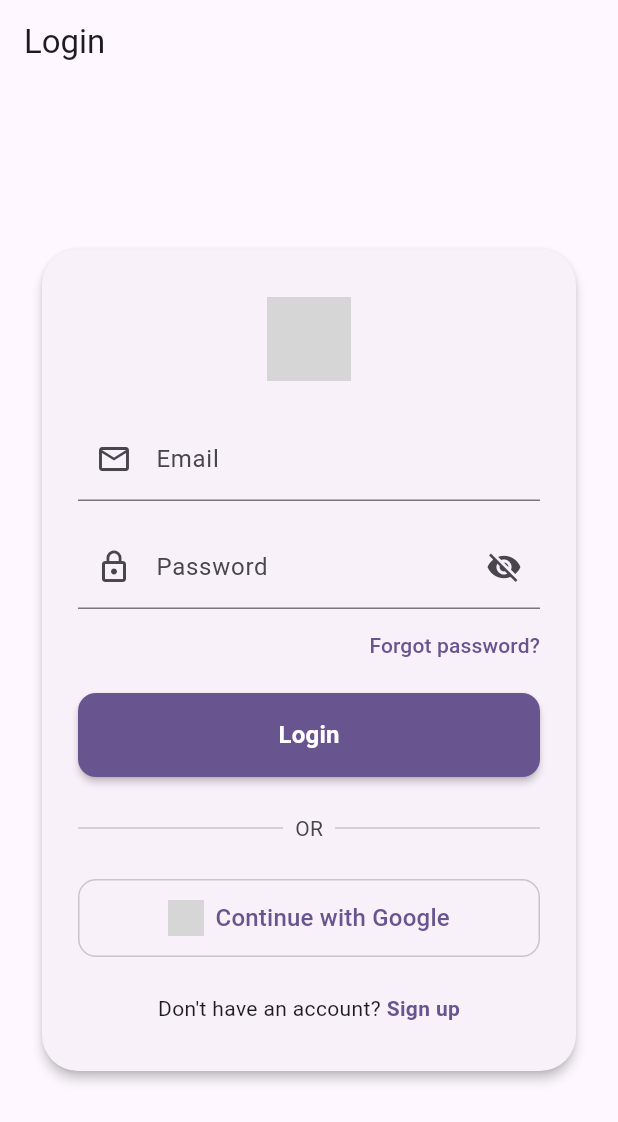
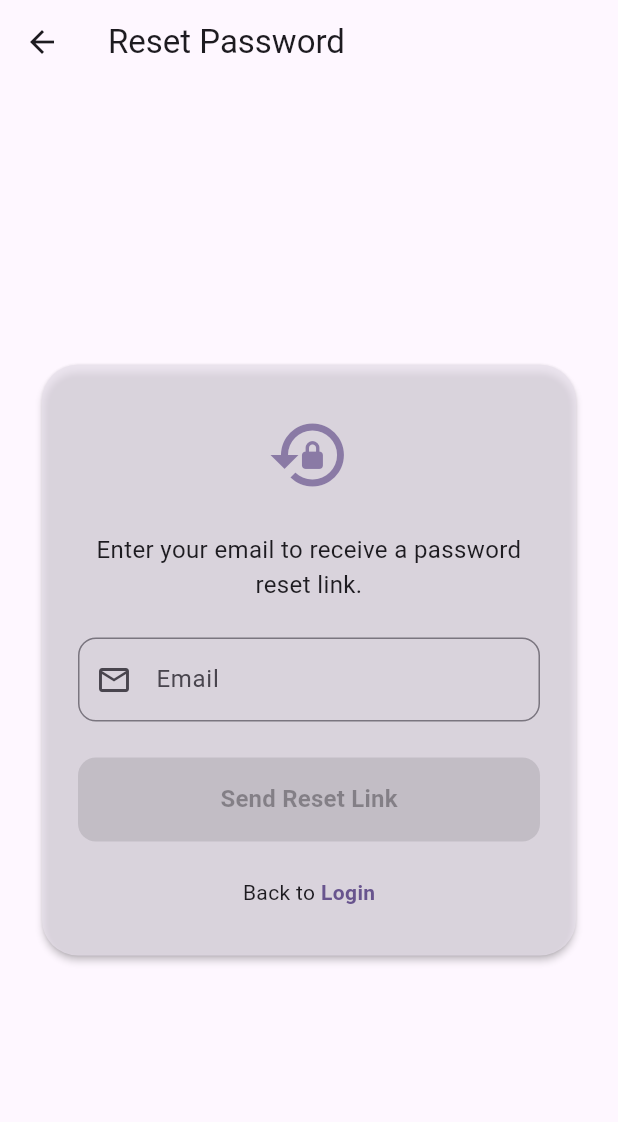
Before and after one commit to Leul4ever/selambuy, a Flutter app: the screen it shows after launch, after a tap on "Forgot password?", on a phone screen of 412 x 824 dp. Shown: the top 1122 px of the screen. Run offline on Flutter 3.47's test engine with Material 3 defaults, Android fonts, the phone set to English and light mode, and no system bars; our stand-ins replace equatable, flutter_bloc; grey boxes are pictures that could not be loaded.

Commit message:
forget pass implementation

```diff
--- /dev/null
+++ b/lib/features/auth/application/forgot_password_bloc.dart
@@ -0,0 +1,84 @@
+import 'package:flutter_bloc/flutter_bloc.dart';
+import 'package:equatable/equatable.dart';
+import '../data/datasources/supabase_auth_datasource.dart';
+
+// Events
+abstract class ForgotPasswordEvent extends Equatable {
+  const ForgotPasswordEvent();
+  @override
+  List<Object?> get props => [];
+}
+
+class EmailChanged extends ForgotPasswordEvent {
+  final String email;
+  const EmailChanged(this.email);
+  @override
+  List<Object?> get props => [email];
+}
+
+class ForgotPasswordSubmitted extends ForgotPasswordEvent {}
+
+// States
+abstract class ForgotPasswordState extends Equatable {
+  const ForgotPasswordState();
+  @override
+  List<Object?> get props => [];
+}
+
+class ForgotPasswordInitial extends ForgotPasswordState {
+  final String email;
+  final String? errorText;
+  const ForgotPasswordInitial({this.email = '', this.errorText});
+  @override
+  List<Object?> get props => [email, errorText];
+}
+
+class ForgotPasswordLoading extends ForgotPasswordState {}
+
+class ForgotPasswordSuccess extends ForgotPasswordState {}
+
+class ForgotPasswordFailure extends ForgotPasswordState {
+  final String message;
+  const ForgotPasswordFailure(this.message);
+  @override
+  List<Object?> get props => [message];
+}
+
+// Bloc
+class ForgotPasswordBloc
+    extends Bloc<ForgotPasswordEvent, ForgotPasswordState> {
+  final SupabaseAuthDatasource datasource;
+  ForgotPasswordBloc({required this.datasource})
+      : super(const ForgotPasswordInitial()) {
+    on<EmailChanged>((event, emit) {
+      final email = event.email;
+      String? error;
+      if (email.isEmpty) {
+        error = 'Email required';
+      } else if (!email.contains('@')) {
+        error = 'Enter a valid email';
+      }
+      emit(ForgotPasswordInitial(email: email, errorText: error));
+    });
+    on<ForgotPasswordSubmitted>((event, emit) async {
+      final currentState = state;
+      String email = '';
+      if (currentState is ForgotPasswordInitial) {
+        email = currentState.email;
+        if (email.isEmpty || !email.contains('@')) {
+          emit(ForgotPasswordInitial(
+              email: email, errorText: 'Enter a valid email'));
+          return;
+        }
+      }
+      emit(ForgotPasswordLoading());
+      try {
+        await datasource.resetPasswordForEmail(email);
+        emit(ForgotPasswordSuccess());
+      } catch (e) {
+        emit(ForgotPasswordFailure(e.toString()));
+        emit(ForgotPasswordInitial(email: email, errorText: null));
+      }
+    });
+  }
+}
--- a/lib/features/auth/data/datasources/supabase_auth_datasource.dart
+++ b/lib/features/auth/data/datasources/supabase_auth_datasource.dart
@@ -10,4 +10,10 @@ class SupabaseAuthDatasource {
     // TODO: Implement actual Supabase signup
     return UserEntity(); // Stub
   }
+
+  Future<void> resetPasswordForEmail(String email) async {
+    // TODO: Implement actual Supabase reset password
+    await Future.delayed(Duration(seconds: 1)); // Simulate network
+    if (!email.contains('@')) throw Exception('Invalid email');
+  }
 }
--- a/lib/features/auth/presentation/blocs/auth_bloc.dart
+++ b/lib/features/auth/presentation/blocs/auth_bloc.dart
@@ -1,4 +1,6 @@
 // Stub for AuthBloc
 class AuthBloc {
-  // TODO: Implement authentication bloc
+  // This part is empty because the AuthBloc has not been implemented yet.
+  // You need to define the events, states, and logic for authentication here,
+  // similar to how SignupBloc is implemented in signup_bloc.dart.
 }
--- a/lib/features/auth/presentation/pages/forgot_password_page.dart
+++ b/lib/features/auth/presentation/pages/forgot_password_page.dart
@@ -1,13 +1,20 @@
 import 'package:flutter/material.dart';
+import 'package:flutter_bloc/flutter_bloc.dart';
+import '../../data/datasources/supabase_auth_datasource.dart';
+import '../../application/forgot_password_bloc.dart';
+import '../widgets/forgot_password_form.dart';
 
-// Stub for ForgotPasswordPage
 class ForgotPasswordPage extends StatelessWidget {
   const ForgotPasswordPage({Key? key}) : super(key: key);
 
   @override
   Widget build(BuildContext context) {
     return Scaffold(
-      body: Center(child: Text('Forgot Password Page')),
+      appBar: AppBar(title: const Text('Reset Password')),
+      body: BlocProvider(
+        create: (_) => ForgotPasswordBloc(datasource: SupabaseAuthDatasource()),
+        child: const ForgotPasswordForm(),
+      ),
     );
   }
 }
--- /dev/null
+++ b/lib/features/auth/presentation/widgets/email_text_field.dart
@@ -0,0 +1,37 @@
+import 'package:flutter/material.dart';
+
+class EmailTextField extends StatelessWidget {
+  final TextEditingController? controller;
+  final String? errorText;
+  final ValueChanged<String>? onChanged;
+  final Iterable<String>? autofillHints;
+  final bool enabled;
+
+  const EmailTextField({
+    Key? key,
+    this.controller,
+    this.errorText,
+    this.onChanged,
+    this.autofillHints,
+    this.enabled = true,
+  }) : super(key: key);
+
+  @override
+  Widget build(BuildContext context) {
+    return TextField(
+      controller: controller,
+      keyboardType: TextInputType.emailAddress,
+      autofillHints: autofillHints,
+      onChanged: onChanged,
+      enabled: enabled,
+      decoration: InputDecoration(
+        labelText: 'Email',
+        prefixIcon: const Icon(Icons.email_outlined),
+        errorText: errorText,
+        border: OutlineInputBorder(borderRadius: BorderRadius.circular(12)),
+        contentPadding:
+            const EdgeInsets.symmetric(vertical: 16, horizontal: 16),
+      ),
+    );
+  }
+}
--- /dev/null
+++ b/lib/features/auth/presentation/widgets/forgot_password_form.dart
@@ -0,0 +1,149 @@
+import 'package:flutter/material.dart';
+import 'package:flutter_bloc/flutter_bloc.dart';
+import '../../application/forgot_password_bloc.dart';
+import 'email_text_field.dart';
+import 'primary_button.dart';
+import '../pages/login_page.dart';
+
+class ForgotPasswordForm extends StatefulWidget {
+  const ForgotPasswordForm({Key? key}) : super(key: key);
+
+  @override
+  State<ForgotPasswordForm> createState() => _ForgotPasswordFormState();
+}
+
+class _ForgotPasswordFormState extends State<ForgotPasswordForm> {
+  final _emailController = TextEditingController();
+
+  @override
+  void dispose() {
+    _emailController.dispose();
+    super.dispose();
+  }
+
+  @override
+  Widget build(BuildContext context) {
+    final colorScheme = Theme.of(context).colorScheme;
+    final isTablet = MediaQuery.of(context).size.width > 600;
+    return BlocConsumer<ForgotPasswordBloc, ForgotPasswordState>(
+      listener: (context, state) {
+        if (state is ForgotPasswordSuccess) {
+          ScaffoldMessenger.of(context).showSnackBar(
+            const SnackBar(content: Text('Reset link sent to your email.')),
+          );
+        } else if (state is ForgotPasswordFailure) {
+          ScaffoldMessenger.of(context).showSnackBar(
+            SnackBar(content: Text(state.message)),
+          );
+        }
+      },
+      builder: (context, state) {
+        String? errorText;
+        String email = '';
+        bool isLoading = false;
+        bool isSuccess = false;
+        if (state is ForgotPasswordInitial) {
+          errorText = state.errorText;
+          email = state.email;
+        } else if (state is ForgotPasswordLoading) {
+          isLoading = true;
+        } else if (state is ForgotPasswordSuccess) {
+          isSuccess = true;
+        }
+        return Center(
+          child: SingleChildScrollView(
+            padding: EdgeInsets.symmetric(
+              horizontal: isTablet ? 120 : 24,
+              vertical: isTablet ? 48 : 24,
+            ),
+            child: ConstrainedBox(
+              constraints: BoxConstraints(maxWidth: 400),
+              child: Card(
+                elevation: 2,
+                shape: RoundedRectangleBorder(
+                    borderRadius: BorderRadius.circular(24)),
+                color: colorScheme.surfaceVariant.withOpacity(0.7),
+                child: Padding(
+                  padding:
+                      const EdgeInsets.symmetric(horizontal: 24, vertical: 32),
+                  child: Column(
+                    mainAxisSize: MainAxisSize.min,
+                    crossAxisAlignment: CrossAxisAlignment.stretch,
+                    children: [
+                      // Optional: lock/mail icon
+                      Padding(
+                        padding: const EdgeInsets.only(bottom: 24),
+                        child: Icon(Icons.lock_reset,
+                            size: 56,
+                            color: colorScheme.primary.withOpacity(0.7)),
+                      ),
+                      const Text(
+                        'Enter your email to receive a password reset link.',
+                        style: TextStyle(fontSize: 16),
+                        textAlign: TextAlign.center,
+                      ),
+                      const SizedBox(height: 24),
+                      EmailTextField(
+                        controller: _emailController,
+                        errorText: errorText,
+                        enabled: !isLoading && !isSuccess,
+                        onChanged: (value) => context
+                            .read<ForgotPasswordBloc>()
+                            .add(EmailChanged(value)),
+                        autofillHints: const [AutofillHints.email],
+                      ),
+                      const SizedBox(height: 24),
+                      PrimaryButton(
+                        onPressed: (errorText == null &&
+                                _emailController.text.isNotEmpty &&
+                                !isLoading &&
+                                !isSuccess)
+                            ? () {
+                                context
+                                    .read<ForgotPasswordBloc>()
+                                    .add(ForgotPasswordSubmitted());
+                              }
+                            : null,
+                        isLoading: isLoading,
+                        enabled: !isSuccess,
+                        child: const Text('Send Reset Link'),
+                      ),
+                      if (isSuccess)
+                        Padding(
+                          padding: const EdgeInsets.only(top: 16.0),
+                          child: Text(
+                            'Reset link sent! Check your email.',
+                            style: TextStyle(color: colorScheme.primary),
+                            textAlign: TextAlign.center,
+                          ),
+                        ),
+                      const SizedBox(height: 24),
+                      Row(
+                        mainAxisAlignment: MainAxisAlignment.center,
+                        children: [
+                          const Text('Back to '),
+                          GestureDetector(
+                            onTap: () {
+                              Navigator.of(context).pushNamed('/login');
+                            },
+                            child: Text(
+                              'Login',
+                              style: TextStyle(
+                                color: colorScheme.primary,
+                                fontWeight: FontWeight.bold,
+                              ),
+                            ),
+                          ),
+                        ],
+                      ),
+                    ],
+                  ),
+                ),
+              ),
+            ),
+          ),
+        );
+      },
+    );
+  }
+}
--- a/lib/features/auth/presentation/widgets/login_form.dart
+++ b/lib/features/auth/presentation/widgets/login_form.dart
@@ -106,7 +106,8 @@ class _LoginFormState extends State<LoginForm> {
                           alignment: Alignment.centerRight,
                           child: TextButton(
                             onPressed: () {
-                              // TODO: Navigate to forgot password
+                              Navigator.of(context)
+                                  .pushNamed('/forgot-password');
                             },
                             style:
                                 TextButton.styleFrom(padding: EdgeInsets.zero),
@@ -184,11 +185,7 @@ class _LoginFormState extends State<LoginForm> {
                             const Text("Don't have an account? "),
                             GestureDetector(
                               onTap: () {
-                                Navigator.of(context).push(
-                                  MaterialPageRoute(
-                                    builder: (context) => const SignupPage(),
-                                  ),
-                                );
+                                Navigator.of(context).pushNamed('/signup');
                               },
                               child: Text(
                                 'Sign up',
--- a/lib/main.dart
+++ b/lib/main.dart
@@ -1,5 +1,7 @@
 import 'package:flutter/material.dart';
 import 'features/auth/presentation/pages/login_page.dart';
+import 'features/auth/presentation/pages/signup_page.dart';
+import 'features/auth/presentation/pages/forgot_password_page.dart';
 
 void main() {
   runApp(const MyApp());
@@ -16,7 +18,12 @@ class MyApp extends StatelessWidget {
         colorScheme: ColorScheme.fromSeed(seedColor: Colors.deepPurple),
         useMaterial3: true,
       ),
-      home: const LoginPage(),
+      initialRoute: '/login',
+      routes: {
+        '/login': (context) => const LoginPage(),
+        '/signup': (context) => const SignupPage(),
+        '/forgot-password': (context) => const ForgotPasswordPage(),
+      },
     );
   }
 }
```
Also changed, not shown: lib/features/auth/presentation/widgets/password_strength_indicator.dart (added, +112 -0 lines), lib/features/auth/presentation/widgets/signup_form.dart (+62 -24 lines).
